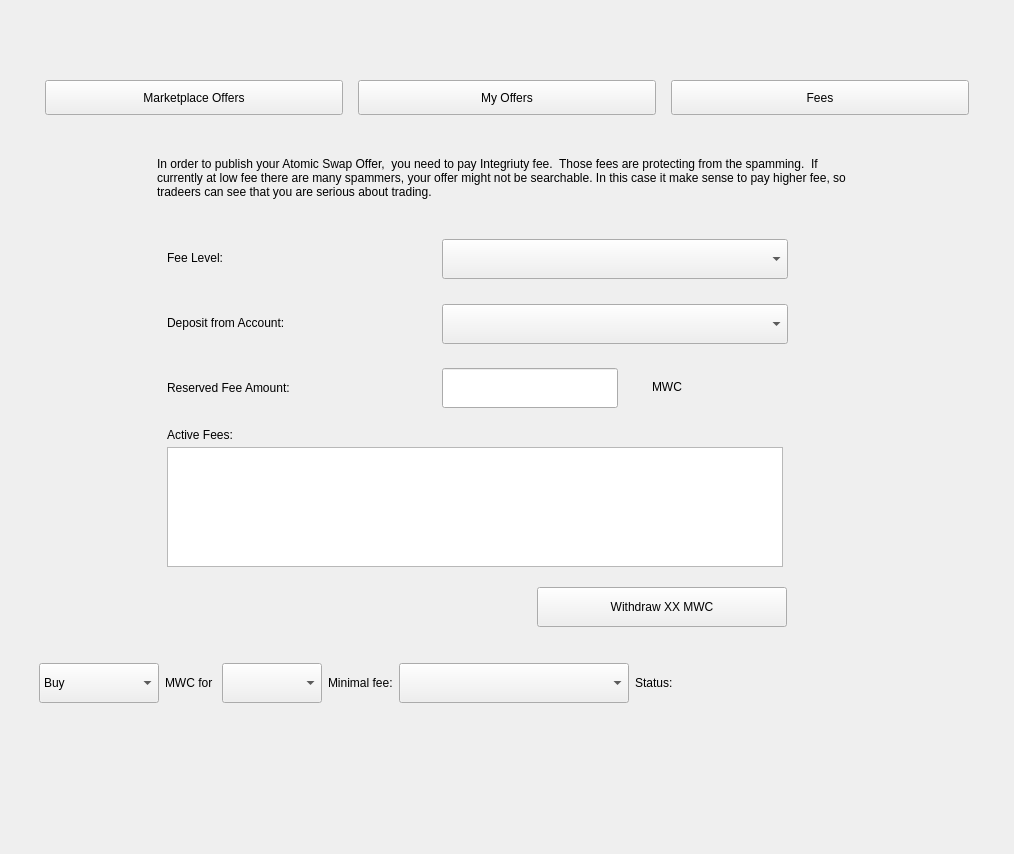
0xkobe/mwc-wallet, file windows_desktop/s_mrktswlist_w.ui: the form before one commit.
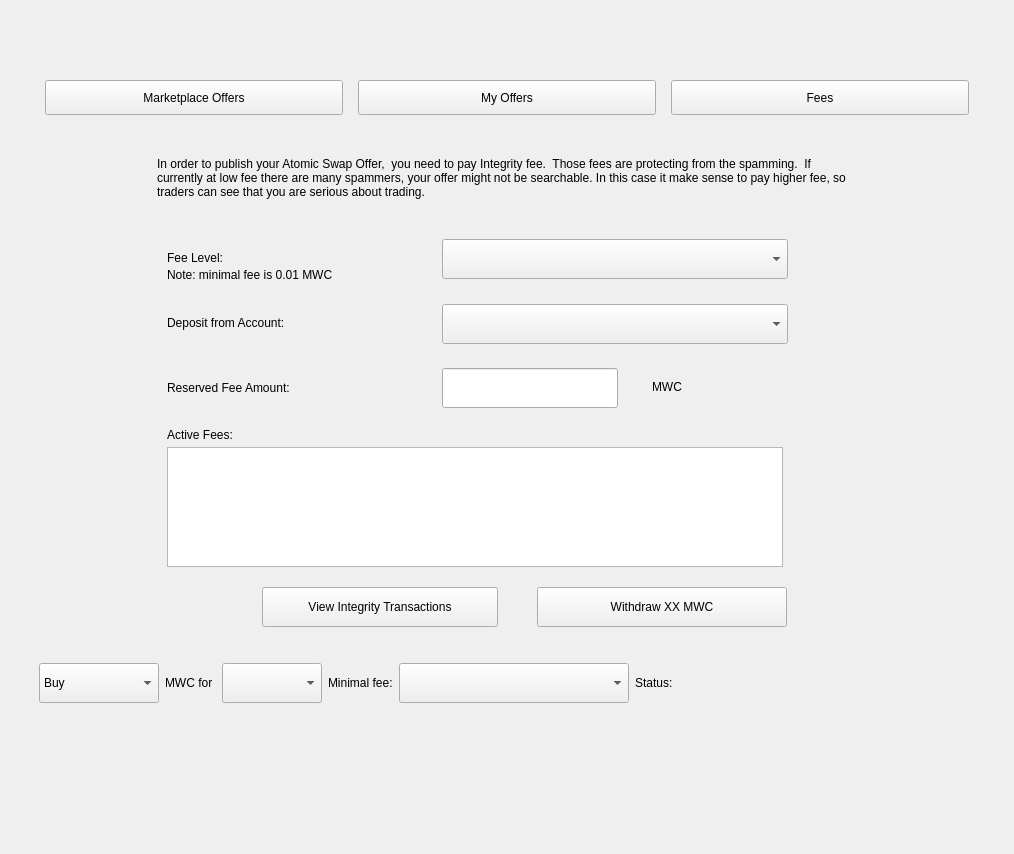
The form after the commit. Icons and pictures are not drawn. Custom widgets are drawn as their Qt base class.

The edit to the form file:
```diff
--- a/windows_desktop/s_mrktswlist_w.ui
+++ b/windows_desktop/s_mrktswlist_w.ui
@@ -248,7 +248,7 @@
            </size>
           </property>
           <property name="text">
-           <string>In order to publish your Atomic Swap Offer,  you need to pay Integriuty fee.  Those fees are protecting from the spamming.  If currently at low fee there are many spammers, your offer might not be searchable. In this case it make sense to pay higher fee, so tradeers can see that you are serious about trading.</string>
+           <string>In order to publish your Atomic Swap Offer,  you need to pay Integrity fee.  Those fees are protecting from the spamming.  If currently at low fee there are many spammers, your offer might not be searchable. In this case it make sense to pay higher fee, so traders can see that you are serious about trading.</string>
           </property>
           <property name="alignment">
            <set>Qt::AlignLeading|Qt::AlignLeft|Qt::AlignVCenter</set>
@@ -366,9 +366,9 @@
            <property name="geometry">
             <rect>
              <x>10</x>
-             <y>14</y>
+             <y>20</y>
              <width>246</width>
-             <height>34</height>
+             <height>21</height>
             </rect>
            </property>
            <property name="text">
@@ -780,6 +780,47 @@
             <bool>true</bool>
            </property>
           </widget>
+          <widget class="control::MwcPushButtonNormal" name="viewIntegrityTransactionsBtn">
+           <property name="geometry">
+            <rect>
+             <x>105</x>
+             <y>360</y>
+             <width>236</width>
+             <height>40</height>
+            </rect>
+           </property>
+           <property name="minimumSize">
+            <size>
+             <width>160</width>
+             <height>40</height>
+            </size>
+           </property>
+           <property name="maximumSize">
+            <size>
+             <width>250</width>
+             <height>40</height>
+            </size>
+           </property>
+           <property name="toolTip">
+            <string>Move reserved MWC back to your account</string>
+           </property>
+           <property name="text">
+            <string>View Integrity Transactions</string>
+           </property>
+          </widget>
+          <widget class="control::MwcLabelSmall" name="label_9">
+           <property name="geometry">
+            <rect>
+             <x>10</x>
+             <y>40</y>
+             <width>216</width>
+             <height>16</height>
+            </rect>
+           </property>
+           <property name="text">
+            <string>Note: minimal fee is 0.01 MWC</string>
+           </property>
+          </widget>
          </widget>
         </item>
         <item>
```
